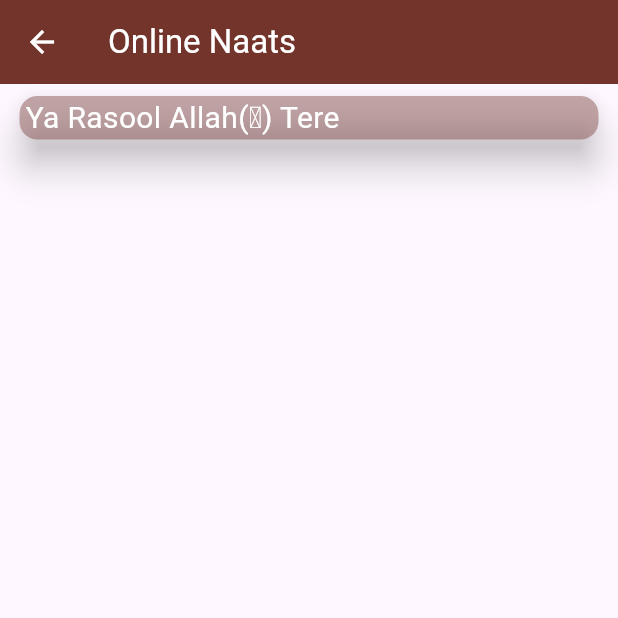
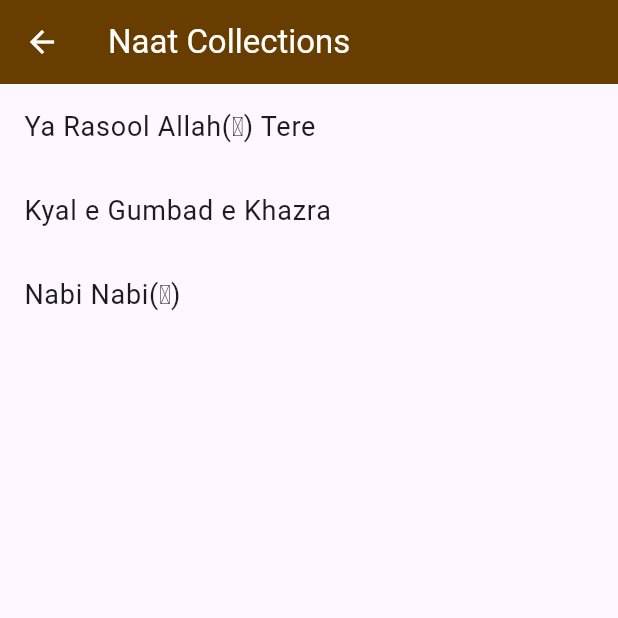
Before and after one commit to shossain786/voice_recorder, a Flutter app: the screen it shows after launch, item 4 of the bottom bar chosen, on a phone screen of 412 x 824 dp, the top half of it. Run offline on Flutter 3.47's test engine with Material 3 defaults, Android fonts, the phone set to English and light mode, and no system bars; our stand-ins replace audioplayers, file, permission_handler; missing offline and left inert: another_audio_recorder.

Commit message:
scripte updated

```diff
--- a/lib/main.dart
+++ b/lib/main.dart
@@ -1,10 +1,11 @@
 import 'package:flutter/material.dart';
 import 'package:voice_recorder/home_screen.dart';
 import 'package:voice_recorder/screens/my_favorites.dart';
-import 'package:voice_recorder/screens/naat_lists.dart';
 import 'package:voice_recorder/screens/recordings_screen.dart';
 
-var kColorScheme = ColorScheme.fromSeed(seedColor: Colors.red);
+import 'module/naat_collections.dart';
+
+var kColorScheme = ColorScheme.fromSeed(seedColor: Colors.orangeAccent);
 void main() {
   runApp(const MyApp());
 }
@@ -53,7 +54,7 @@ class MyApp extends StatelessWidget {
         '/homePage': (context) => const HomeScreen(),
         '/recordings': (context) => const RecordingsScreen(),
         '/favPage': (context) => const MyFavoritesScreen(),
-        '/naatPage': (context) => const MyNaatScreen(),
+        '/naatPage': (context) => NaatCollections(),
       },
     );
   }
--- /dev/null
+++ b/lib/module/naat_collections.dart
@@ -0,0 +1,56 @@
+import 'package:flutter/material.dart';
+
+import '../screens/naat_playing_screen.dart';
+import 'naat_module.dart';
+
+class NaatCollections extends StatelessWidget {
+  NaatCollections({super.key});
+
+  final List<NaatModule> naatCollections = [
+    NaatModule(
+      name: 'Ya Rasool Allah(ﷺ) Tere',
+      url:
+          'https://humariweb.com/naats/ARQ/Ya-Rasool-Allah-(S.A.W)-Tere-(Hamariweb.com).mp3',
+    ),
+    NaatModule(
+      name: 'Kyal e Gumbad e Khazra',
+      url:
+          'https://www.thesunniway.com/jdownloads/Naat/Asad%20Iqbal/30_khayal-e-gumbad-e-khizra.mp3',
+    ),
+    NaatModule(
+      name: 'Nabi Nabi(ﷺ)',
+      url:
+          'https://www.thesunniway.com/jdownloads/Naat/Asad%20Iqbal/01_nabi_nabi.mp3',
+    ),
+  ];
+
+  @override
+  Widget build(BuildContext context) {
+    return Scaffold(
+      appBar: AppBar(
+        title: const Text('Naat Collections'),
+      ),
+      body: ListView.builder(
+        itemCount: naatCollections.length,
+        itemBuilder: (context, index) {
+          return ListTile(
+            title: Text(
+              naatCollections[index].name,
+            ),
+            onTap: () {
+              Navigator.push(
+                context,
+                MaterialPageRoute(
+                  builder: (context) => PlayNaatScreen(
+                    name: naatCollections[index].name,
+                    url: naatCollections[index].url,
+                  ),
+                ),
+              );
+            },
+          );
+        },
+      ),
+    );
+  }
+}
--- /dev/null
+++ b/lib/module/naat_module.dart
@@ -0,0 +1,9 @@
+class NaatModule {
+  final String name;
+  final String url;
+
+  NaatModule({
+    required this.name,
+    required this.url,
+  });
+}
--- a/lib/screens/naat_lists.dart
+++ b/lib/screens/naat_lists.dart
@@ -20,8 +20,10 @@ class MyNaatScreen extends StatelessWidget {
                 color: kColorScheme.onPrimaryContainer.withOpacity(.4),
                 margin: const EdgeInsets.fromLTRB(5, 0, 5, 0),
                 elevation: 10,
+                child: InkWell(
+                  onTap: () {},
                   child: Padding(
-                  padding: const EdgeInsets.fromLTRB(4, 0, 4, 0),
+                    padding: const EdgeInsets.fromLTRB(10, 4, 10, 4),
                     child: Row(
                       mainAxisAlignment: MainAxisAlignment.spaceBetween,
                       children: [
@@ -36,6 +38,7 @@ class MyNaatScreen extends StatelessWidget {
                     ),
                   ),
                 ),
+              ),
             ],
           ),
         ),
```
Also changed, not shown: lib/screens/naat_playing_screen.dart (+71 -6 lines). Lines whose indentation alone changed are shown as unchanged.
